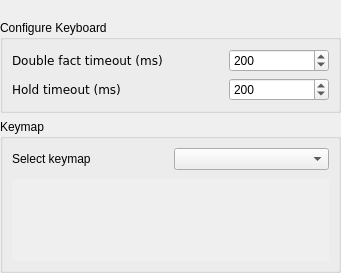
Before: the Qt Designer form src/traverso/ui/KeyboardConfigPage.ui in ErwanLegrand/Traverso-DAW, drawn with Qt 5.
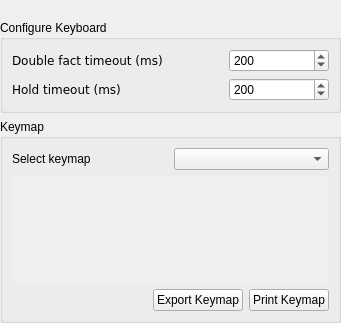
After: the same form once the commit is applied. Icons and pictures are not drawn.

Diff of the .ui file:
```diff
--- a/src/traverso/ui/KeyboardConfigPage.ui
+++ b/src/traverso/ui/KeyboardConfigPage.ui
@@ -6,7 +6,7 @@
     <x>0</x>
     <y>0</y>
     <width>341</width>
-    <height>273</height>
+    <height>323</height>
    </rect>
   </property>
   <property name="windowTitle" >
@@ -163,7 +163,7 @@
        <number>9</number>
       </property>
       <property name="spacing" >
-       <number>9</number>
+       <number>6</number>
       </property>
       <item>
        <layout class="QHBoxLayout" >
@@ -207,6 +207,43 @@
         </property>
        </widget>
       </item>
+      <item>
+       <layout class="QHBoxLayout" >
+        <property name="margin" >
+         <number>0</number>
+        </property>
+        <property name="spacing" >
+         <number>6</number>
+        </property>
+        <item>
+         <spacer>
+          <property name="orientation" >
+           <enum>Qt::Horizontal</enum>
+          </property>
+          <property name="sizeHint" >
+           <size>
+            <width>40</width>
+            <height>20</height>
+           </size>
+          </property>
+         </spacer>
+        </item>
+        <item>
+         <widget class="QPushButton" name="exportButton" >
+          <property name="text" >
+           <string>Export Keymap</string>
+          </property>
+         </widget>
+        </item>
+        <item>
+         <widget class="QPushButton" name="printButton" >
+          <property name="text" >
+           <string>Print Keymap</string>
+          </property>
+         </widget>
+        </item>
+       </layout>
+      </item>
      </layout>
     </widget>
    </item>
```
